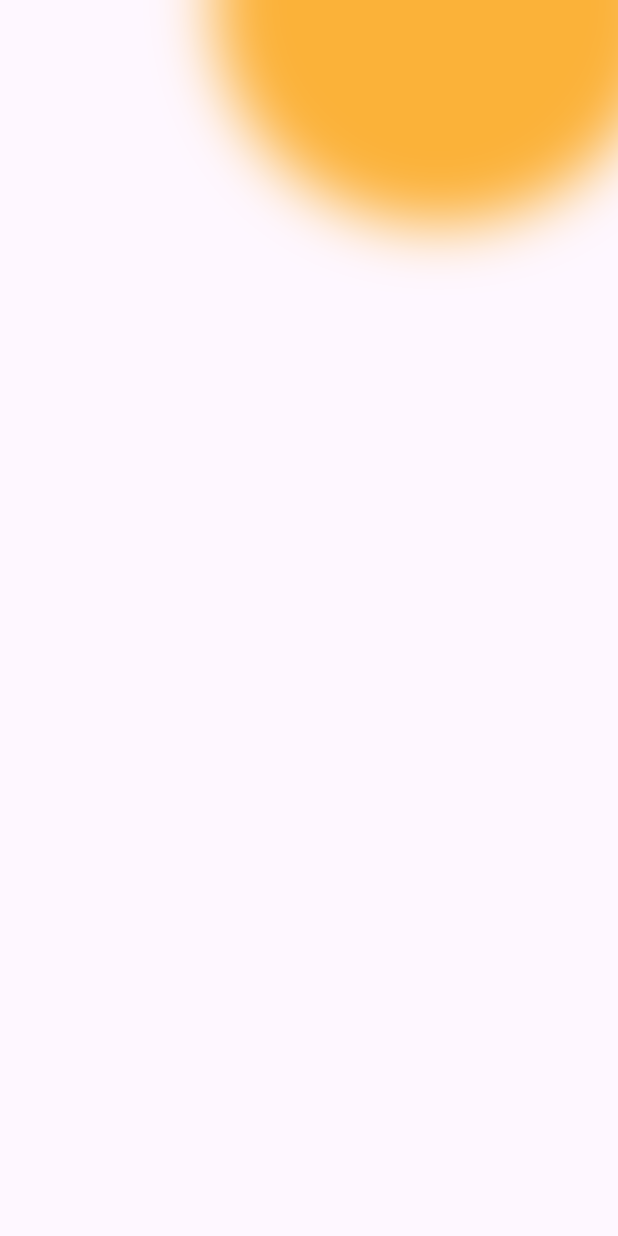
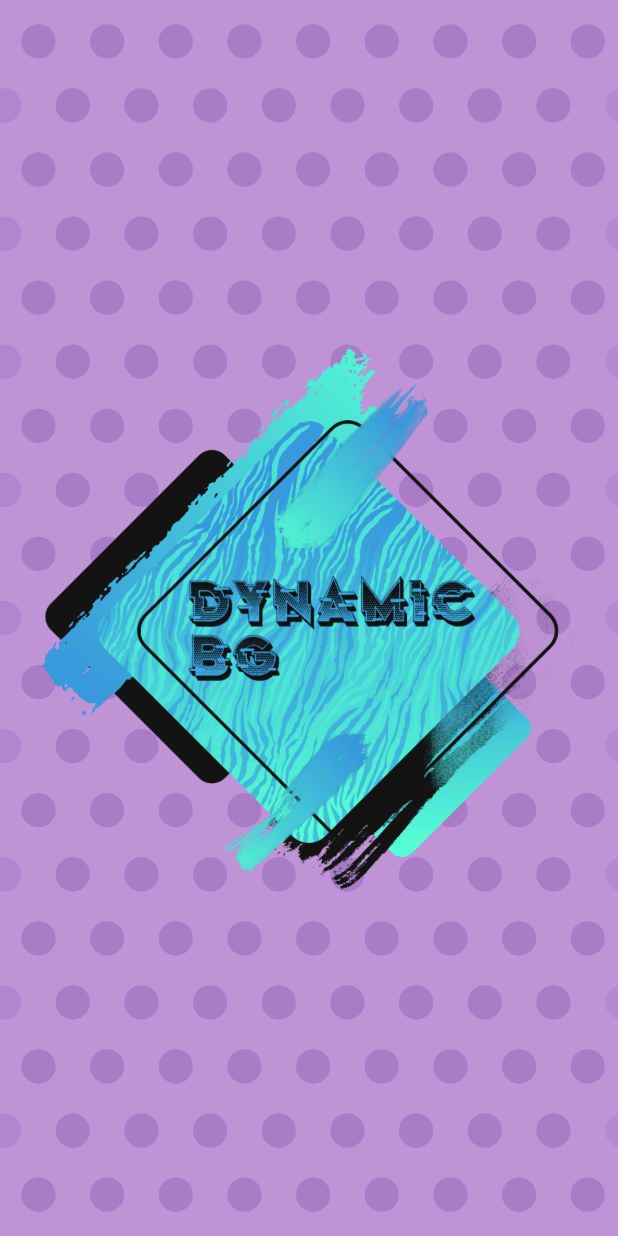
Before and after one commit to babincc/dynamic_background, a Flutter app: the screen it shows after launch, on a phone screen of 412 x 824 dp. Run offline on Flutter 3.47's test engine with Material 3 defaults, Android fonts, the phone set to English and light mode, and no system bars.

Commit message:
Added Lava animation

```diff
--- a/example/lib/main.dart
+++ b/example/lib/main.dart
@@ -13,40 +13,28 @@ class MyApp extends StatelessWidget {
     return MaterialApp(
       home: Scaffold(
         body: DynamicBg(
-          duration: const Duration(seconds: 10),
+          duration: const Duration(seconds: 45),
           // painterData: PrebuiltPainters.chocolate, // Try a prebuilt painter
-          painterData: LavaPainterData(
-            numBlobs: 1,
-            speed: 15.0,
-            fadeBetweenColors: true,
-            allSameColor: true,
-            changeColorsTogether: true,
-            colors: [
-              Colors.red,
-              Colors.orange,
-              Colors.yellow,
-            ],
+          painterData: ScrollerPainterData(
+            direction: ScrollDirection.left2Right,
+            shape: ScrollerShape.circles,
+            backgroundColor: ColorSchemes.gentlePurpleBg,
+            color: ColorSchemes.gentlePurpleFg,
+            shapeWidth: 24.0,
+            spaceBetweenShapes: 24.0,
+            fadeEdges: true,
+            shapeOffset: ScrollerShapeOffset.shiftAndMesh,
           ),
-          // painterData: ScrollerPainterData(
-          //   direction: ScrollDirection.left2Right,
-          //   shape: ScrollerShape.circles,
-          //   backgroundColor: ColorSchemes.gentlePurpleBg,
-          //   color: ColorSchemes.gentlePurpleFg,
-          //   shapeWidth: 24.0,
-          //   spaceBetweenShapes: 24.0,
-          //   fadeEdges: true,
-          //   shapeOffset: ScrollerShapeOffset.shiftAndMesh,
-          // ),
-          // child: Center(
-          //   child: Row(
-          //     mainAxisAlignment: MainAxisAlignment.center,
-          //     children: [
-          //       const SizedBox(width: 25),
-          //       Expanded(child: Image.asset('assets/images/logo.png')),
-          //       const SizedBox(width: 25),
-          //     ],
-          //   ),
-          // ),
+          child: Center(
+            child: Row(
+              mainAxisAlignment: MainAxisAlignment.center,
+              children: [
+                const SizedBox(width: 25),
+                Expanded(child: Image.asset('assets/images/logo.png')),
+                const SizedBox(width: 25),
+              ],
+            ),
+          ),
         ),
       ),
     );
--- a/lib/domain/models/painter/wave_painter.dart
+++ b/lib/domain/models/painter/wave_painter.dart
@@ -28,6 +28,9 @@ class WavePainter extends Painter {
 
   @override
   void paint(Canvas canvas, Size size) {
+    // Draw the background color.
+    canvas.drawPaint(Paint()..color = data.backgroundColor);
+
     for (final Wave wave in data.waves) {
       _validateOffset(wave, size);
 
--- a/lib/domain/models/painter_data/lava_painter_data.dart
+++ b/lib/domain/models/painter_data/lava_painter_data.dart
@@ -21,24 +21,29 @@ class LavaPainterData extends PainterData {
   /// randomness in their movement speed. The duration will only affect the rate
   /// at which the blobs change color.
   LavaPainterData({
-    this.width = 150.0,
+    this.width = 200.0,
     this.widthTolerance = 0.0,
-    this.growAndShrink = true,
-    this.blurLevel = 20.0,
+    this.growAndShrink = false,
+    this.growthRate = 20.0,
+    this.growthRateTolerance = 0.0,
+    this.blurLevel = 25.0,
     this.numBlobs = 5,
+    this.backgroundColor = Colors.transparent,
     required List<Color> colors,
     this.allSameColor = false,
-    this.fadeBetweenColors = false,
+    this.fadeBetweenColors = true,
     this.changeColorsTogether = false,
-    this.speed = 5,
-    this.speedTolerance = 0,
+    this.speed = 20.0,
+    this.speedTolerance = 0.0,
   })  : assert(width > 0.0),
         assert(width - widthTolerance > 0.0),
+        assert(growthRate >= 0.0),
+        assert(growthRate - growthRateTolerance >= 0.0),
         assert(blurLevel >= 0.0),
         assert(numBlobs > 0),
         assert(colors.isNotEmpty, true),
-        assert(speed > 0),
-        assert(speed - speedTolerance > 0),
+        assert(speed >= 0),
+        assert(speed - speedTolerance >= 0),
         _colors = colors,
         _blobs = [] {
     for (int i = 0; i < numBlobs; i++) {
@@ -47,6 +52,8 @@ class LavaPainterData extends PainterData {
           width: width,
           widthTolerance: widthTolerance,
           growAndShrink: growAndShrink,
+          growthRate: growthRate,
+          growthRateTolerance: growthRateTolerance,
           blurLevel: blurLevel,
           colors: colors,
           allSameColor: allSameColor,
@@ -78,6 +85,21 @@ class LavaPainterData extends PainterData {
   /// the circles will remain a static size.
   final bool growAndShrink;
 
+  /// The rate at which the circle will grow and shrink.
+  double growthRate;
+
+  /// The amount more or less than the set [growthRate] that the circles can
+  /// grow and shrink.
+  ///
+  /// This is used to give the circles a bit of randomness in their growth rate.
+  ///
+  /// For example, if [growthRate] is `20.0` and [growthRateTolerance] is `5.0`,
+  /// the circles can grow and shrink at a rate of anywhere from `15.0` to
+  /// `25.0`.
+  ///
+  /// The default value is `0.0`.
+  final double growthRateTolerance;
+
   /// How extreme the blur effect should be. The higher the number, the more
   /// extreme the blur effect.
   final double blurLevel;
@@ -86,6 +108,9 @@ class LavaPainterData extends PainterData {
   ///
   /// The default value is `5`.
   final int numBlobs;
+
+  /// The color of the background behind the circles.
+  final Color backgroundColor;
 
   /// The colors of the circles that will be moving on the screen.
   ///
@@ -299,8 +324,11 @@ class LavaPainterData extends PainterData {
     double? width,
     double? widthTolerance,
     bool? growAndShrink,
+    double? growthRate,
+    double? growthRateTolerance,
     double? blurLevel,
     int? numBlobs,
+    Color? backgroundColor,
     List<Color>? colors,
     bool? allSameColor,
     bool? fadeBetweenColors,
@@ -312,8 +340,11 @@ class LavaPainterData extends PainterData {
       width: width ?? this.width,
       widthTolerance: widthTolerance ?? this.widthTolerance,
       growAndShrink: growAndShrink ?? this.growAndShrink,
+      growthRate: growthRate ?? this.growthRate,
+      growthRateTolerance: growthRateTolerance ?? this.growthRateTolerance,
       blurLevel: blurLevel ?? this.blurLevel,
       numBlobs: numBlobs ?? this.numBlobs,
+      backgroundColor: backgroundColor ?? this.backgroundColor,
       colors: colors ?? List<Color>.from(_colors),
       allSameColor: allSameColor ?? this.allSameColor,
       fadeBetweenColors: fadeBetweenColors ?? this.fadeBetweenColors,
@@ -336,8 +367,11 @@ class LavaPainterData extends PainterData {
         identical(other.width, width) &&
         identical(other.widthTolerance, widthTolerance) &&
         identical(other.growAndShrink, growAndShrink) &&
+        identical(other.growthRate, growthRate) &&
+        identical(other.growthRateTolerance, growthRateTolerance) &&
         identical(other.blurLevel, blurLevel) &&
         identical(other.numBlobs, numBlobs) &&
+        other.backgroundColor == backgroundColor &&
         const DeepCollectionEquality().equals(other._colors, _colors) &&
         identical(other.allSameColor, allSameColor) &&
         identical(other.fadeBetweenColors, fadeBetweenColors) &&
@@ -355,8 +389,11 @@ class LavaPainterData extends PainterData {
         width,
         widthTolerance,
         growAndShrink,
+        growthRate,
+        growthRateTolerance,
         blurLevel,
         numBlobs,
+        backgroundColor,
         const DeepCollectionEquality().hash(_colors),
         allSameColor,
         fadeBetweenColors,
@@ -371,8 +408,11 @@ class LavaPainterData extends PainterData {
       'width: $width, '
       'widthTolerance: $widthTolerance, '
       'growAndShrink: $growAndShrink, '
+      'growthRate: $growthRate, '
+      'growthRateTolerance: $growthRateTolerance, '
       'blurLevel: $blurLevel, '
       'numBlobs: $numBlobs, '
+      'backgroundColor: $backgroundColor, '
       'colors: $_colors'
       'allSameColor: $allSameColor, '
       'fadeBetweenColors: $fadeBetweenColors, '
--- a/lib/domain/models/painter_data/prebuilt_painters.dart
+++ b/lib/domain/models/painter_data/prebuilt_painters.dart
@@ -6,6 +6,7 @@ import 'package:dynamic_background/domain/enums/wave_direction.dart';
 import 'package:dynamic_background/domain/enums/wave_gravity_direction.dart';
 import 'package:dynamic_background/domain/models/color_schemes.dart';
 import 'package:dynamic_background/domain/models/painter_data/fader_painter_data.dart';
+import 'package:dynamic_background/domain/models/painter_data/lava_painter_data.dart';
 import 'package:dynamic_background/domain/models/painter_data/scroller_painter_data.dart';
 import 'package:dynamic_background/domain/models/painter_data/wave_painter_data.dart';
 import 'package:dynamic_background/domain/models/wave.dart';
@@ -38,6 +39,7 @@ class PrebuiltPainters {
   ///
   /// Recommended for light mode.
   static WavePainterData get atomicRings => WavePainterData(
+        backgroundColor: ColorSchemes.vibrantBlackBg,
         waves: [
           Wave(
             direction: WaveDirection.right2Left,
@@ -194,6 +196,32 @@ class PrebuiltPainters {
         shapeOffset: ScrollerShapeOffset.shiftAndMesh,
       );
 
+  /// Cyan, magenta, and yellow circles moving around like spotlights.
+  ///
+  /// Recommended duration: 35 seconds
+  ///
+  /// Recommended for light mode.
+  static LavaPainterData get cmyCircles => LavaPainterData(
+        width: 175.0,
+        widthTolerance: 0.0,
+        growAndShrink: false,
+        growthRate: 0.0,
+        growthRateTolerance: 0.0,
+        blurLevel: 0.0,
+        numBlobs: 12,
+        backgroundColor: ColorSchemes.gentleWhiteBg,
+        colors: [
+          Color.fromARGB(128, 0, 255, 255),
+          Color.fromARGB(128, 255, 0, 255),
+          Color.fromARGB(128, 255, 255, 0),
+        ],
+        allSameColor: false,
+        fadeBetweenColors: false,
+        changeColorsTogether: false,
+        speed: 20.0,
+        speedTolerance: 5.0,
+      );
+
   /// Icy blue diamonds raining down from the top of the screen on a pale blue
   /// background.
   ///
@@ -209,6 +237,30 @@ class PrebuiltPainters {
         spaceBetweenShapes: 24.0,
         fadeEdges: true,
         shapeOffset: ScrollerShapeOffset.shift,
+      );
+
+  /// Red circles growing and shrinking on a dark background.
+  ///
+  /// Recommended duration: 35 seconds
+  ///
+  /// Recommended for dark mode.
+  static LavaPainterData get dilatingCircles => LavaPainterData(
+        width: 100.0,
+        widthTolerance: 80.0,
+        growAndShrink: true,
+        growthRate: 25.0,
+        growthRateTolerance: 10.0,
+        blurLevel: 0.0,
+        numBlobs: 15,
+        backgroundColor: ColorSchemes.gentleBlackBg,
+        colors: [
+          ColorSchemes.gentleRedBg,
+        ],
+        allSameColor: true,
+        fadeBetweenColors: false,
+        changeColorsTogether: true,
+        speed: 0.0,
+        speedTolerance: 0.0,
       );
 
   /// Dark colors subtly fading in and out.
@@ -264,6 +316,33 @@ class PrebuiltPainters {
         fadeEdges: true,
       );
 
+  /// Blurry orange and yellow blobs floating around like a lava lamp.
+  ///
+  /// Recommended duration: 35 seconds
+  ///
+  /// Recommended for light mode.
+  static LavaPainterData get lavaLamp => LavaPainterData(
+        width: 250.0,
+        widthTolerance: 75.0,
+        growAndShrink: true,
+        growthRate: 10.0,
+        growthRateTolerance: 5.0,
+        blurLevel: 25.0,
+        numBlobs: 5,
+        backgroundColor: ColorSchemes.gentleWhiteBg,
+        colors: [
+          ColorSchemes.vibrantOrangeBg,
+          ColorSchemes.vibrantOrangeFg,
+          ColorSchemes.vibrantYellowBg,
+          ColorSchemes.vibrantYellowFg,
+        ],
+        allSameColor: false,
+        fadeBetweenColors: true,
+        changeColorsTogether: false,
+        speed: 20.0,
+        speedTolerance: 5.0,
+      );
+
   /// Yellow circles scrolling from left to right on a pale yellow background,
   /// like lemons in the sunshine.
   ///
@@ -287,6 +366,7 @@ class PrebuiltPainters {
   ///
   /// Recommended for dark mode.
   static WavePainterData milkWaves = WavePainterData(
+    backgroundColor: ColorSchemes.vibrantBlackBg,
     waves: [
       Wave(
         direction: WaveDirection.right2Left,
--- a/lib/domain/models/painter_data/wave_painter_data.dart
+++ b/lib/domain/models/painter_data/wave_painter_data.dart
@@ -15,8 +15,12 @@ class WavePainterData extends PainterData {
   /// A wave background is a background that has gently flowing sine waves that
   /// move across the screen in a certain direction.
   const WavePainterData({
+    this.backgroundColor = Colors.transparent,
     required List<Wave> waves,
   }) : _waves = waves;
+
+  /// The color of the background behind the waves.
+  final Color backgroundColor;
 
   /// The waves that will be moving across the screen.
   final List<Wave> _waves;
@@ -181,9 +185,11 @@ class WavePainterData extends PainterData {
 
   @override
   WavePainterData copyWith({
+    Color? backgroundColor,
     List<Wave>? waves,
   }) {
     return WavePainterData(
+      backgroundColor: backgroundColor ?? this.backgroundColor,
       waves: waves ?? _waves.map((wave) => wave.copy()).toList(),
     );
   }
@@ -198,6 +204,7 @@ class WavePainterData extends PainterData {
     if (other.runtimeType != runtimeType) return false;
 
     return other is WavePainterData &&
+        other.backgroundColor == backgroundColor &&
         const DeepCollectionEquality().equals(other._waves, _waves);
   }
 
@@ -205,10 +212,14 @@ class WavePainterData extends PainterData {
   /// two objects have the same waves but in a different order, they will not
   /// have the same hash code.
   @override
-  int get hashCode => const DeepCollectionEquality().hash(_waves);
+  int get hashCode => Object.hash(
+        backgroundColor,
+        const DeepCollectionEquality().hash(_waves),
+      );
 
   @override
   String toString() => 'Instance of WavePainterData: {'
+      'backgroundColor: $backgroundColor, '
       'waves: $_waves'
       '}';
 }
```
Also changed, not shown: lib/domain/models/lava.dart (+82 -23 lines), lib/domain/models/painter/lava_painter.dart (+10 -0 lines), 1 other file.
